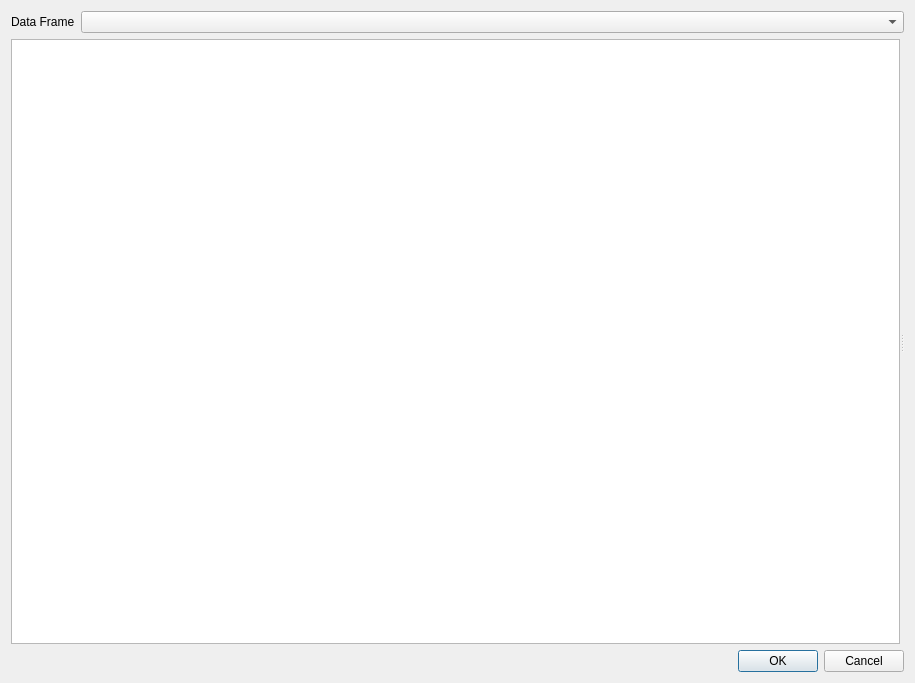
Above: src/DAGui/Dialog/DADialogChartGuide.ui from czyt1988/data-workbench before the change. Below: the same form after it.
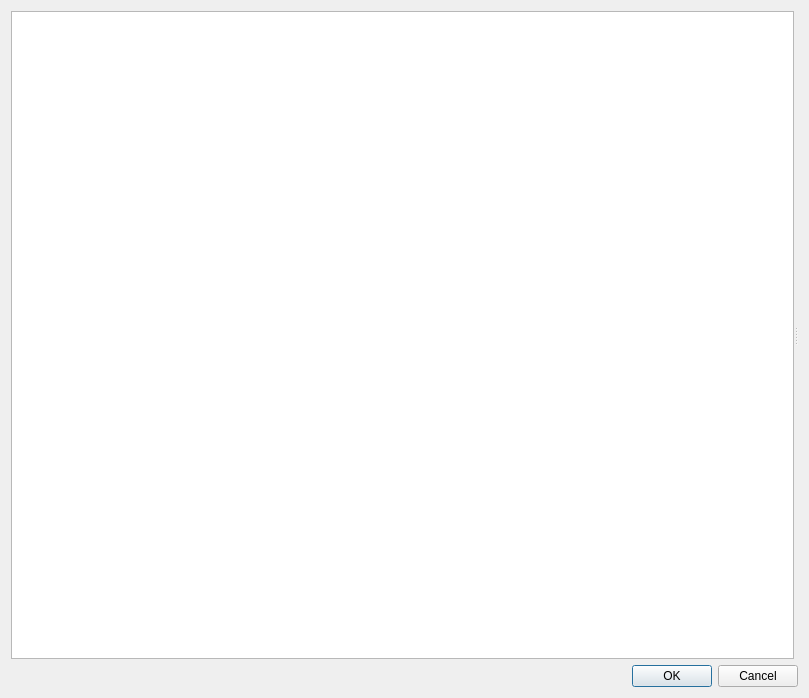
That is the form after the change. Custom widgets are drawn as their Qt base class.

```diff
--- a/src/DAGui/Dialog/DADialogChartGuide.ui
+++ b/src/DAGui/Dialog/DADialogChartGuide.ui
@@ -6,41 +6,14 @@
    <rect>
     <x>0</x>
     <y>0</y>
-    <width>915</width>
-    <height>683</height>
+    <width>809</width>
+    <height>698</height>
    </rect>
   </property>
   <property name="windowTitle">
-   <string>Dialog</string>
+   <string>Chart Guide</string>
   </property>
-  <layout class="QVBoxLayout" name="verticalLayout_4">
-   <item>
-    <layout class="QHBoxLayout" name="horizontalLayout_3">
-     <item>
-      <widget class="QLabel" name="label">
-       <property name="sizePolicy">
-        <sizepolicy hsizetype="Preferred" vsizetype="Maximum">
-         <horstretch>0</horstretch>
-         <verstretch>0</verstretch>
-        </sizepolicy>
-       </property>
-       <property name="text">
-        <string>Data Frame</string>
-       </property>
-      </widget>
-     </item>
-     <item>
-      <widget class="QComboBox" name="comboBoxDataFrame">
-       <property name="sizePolicy">
-        <sizepolicy hsizetype="Expanding" vsizetype="Fixed">
-         <horstretch>0</horstretch>
-         <verstretch>0</verstretch>
-        </sizepolicy>
-       </property>
-      </widget>
-     </item>
-    </layout>
-   </item>
+  <layout class="QVBoxLayout" name="verticalLayout">
    <item>
     <widget class="QSplitter" name="splitter">
      <property name="sizePolicy">
@@ -71,16 +44,15 @@
      </widget>
      <widget class="QStackedWidget" name="stackedWidget">
       <property name="sizePolicy">
-       <sizepolicy hsizetype="Preferred" vsizetype="Expanding">
+       <sizepolicy hsizetype="Expanding" vsizetype="Expanding">
         <horstretch>0</horstretch>
         <verstretch>0</verstretch>
        </sizepolicy>
       </property>
       <property name="currentIndex">
-       <number>1</number>
+       <number>0</number>
       </property>
-      <widget class="DA::DAChartAddXYSeriesWidget" name="pageCurve"/>
-      <widget class="DA::DAChartAddXYScatterWidget" name="pageScatter"/>
+      <widget class="DA::DAChartAddCurveWidget" name="pageCurve"/>
      </widget>
     </widget>
    </item>
@@ -112,15 +84,9 @@
  </widget>
  <customwidgets>
   <customwidget>
-   <class>DA::DAChartAddXYSeriesWidget</class>
+   <class>DA::DAChartAddCurveWidget</class>
    <extends>QWidget</extends>
-   <header>DAChartAddXYSeriesWidget.h</header>
-   <container>1</container>
-  </customwidget>
-  <customwidget>
-   <class>DA::DAChartAddXYScatterWidget</class>
-   <extends>QWidget</extends>
-   <header>DAChartAddXYScatterWidget.h</header>
+   <header>DAChartAddCurveWidget.h</header>
    <container>1</container>
   </customwidget>
  </customwidgets>
```
